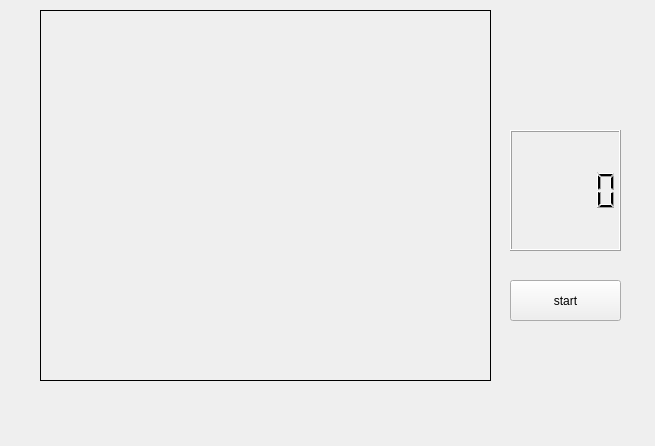
First picture: the form in heart_rate/qcvwidget.ui, repository Douissi/HeartRate, before the edit.
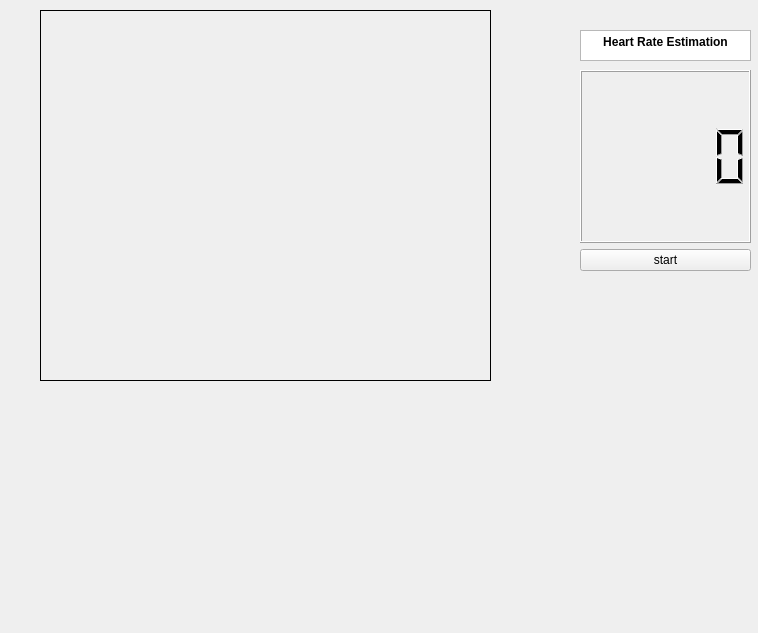
Second picture: the form after the edit.

```diff
--- a/heart_rate/qcvwidget.ui
+++ b/heart_rate/qcvwidget.ui
@@ -6,8 +6,8 @@
    <rect>
     <x>0</x>
     <y>0</y>
-    <width>655</width>
-    <height>446</height>
+    <width>758</width>
+    <height>633</height>
    </rect>
   </property>
   <property name="windowTitle">
@@ -29,28 +29,44 @@
     <string/>
    </property>
   </widget>
-  <widget class="QPushButton" name="pushButtonPlay">
+  <widget class="QTextBrowser" name="textBrowser">
    <property name="geometry">
     <rect>
-     <x>510</x>
-     <y>280</y>
-     <width>111</width>
-     <height>41</height>
+     <x>580</x>
+     <y>30</y>
+     <width>171</width>
+     <height>31</height>
     </rect>
    </property>
-   <property name="text">
-    <string>start</string>
+   <property name="html">
+    <string>&lt;!DOCTYPE HTML PUBLIC &quot;-//W3C//DTD HTML 4.0//EN&quot; &quot;http://www.w3.org/TR/REC-html40/strict.dtd&quot;&gt;
+&lt;html&gt;&lt;head&gt;&lt;meta name=&quot;qrichtext&quot; content=&quot;1&quot; /&gt;&lt;style type=&quot;text/css&quot;&gt;
+p, li { white-space: pre-wrap; }
+&lt;/style&gt;&lt;/head&gt;&lt;body style=&quot; font-family:'Sans Serif'; font-size:9pt; font-weight:400; font-style:normal;&quot;&gt;
+&lt;p align=&quot;center&quot; style=&quot; margin-top:0px; margin-bottom:0px; margin-left:0px; margin-right:0px; -qt-block-indent:0; text-indent:0px;&quot;&gt;&lt;span style=&quot; font-weight:600;&quot;&gt;Heart Rate Estimation&lt;/span&gt;&lt;/p&gt;&lt;/body&gt;&lt;/html&gt;</string>
    </property>
   </widget>
-  <widget class="QLCDNumber" name="lcdNumber">
+  <widget class="QWidget" name="">
    <property name="geometry">
     <rect>
-     <x>510</x>
-     <y>130</y>
-     <width>111</width>
-     <height>121</height>
+     <x>580</x>
+     <y>70</y>
+     <width>171</width>
+     <height>201</height>
     </rect>
    </property>
+   <layout class="QVBoxLayout" name="verticalLayout">
+    <item>
+     <widget class="QLCDNumber" name="lcdNumber"/>
+    </item>
+    <item>
+     <widget class="QPushButton" name="pushButtonPlay">
+      <property name="text">
+       <string>start</string>
+      </property>
+     </widget>
+    </item>
+   </layout>
   </widget>
  </widget>
  <resources/>
```
